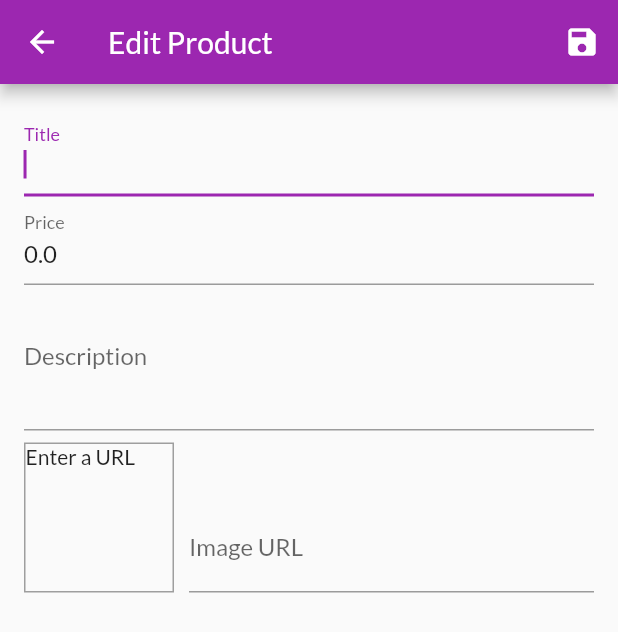
After one commit to TrinhMinhHanhB1909911/myshop, a Flutter app: the EditProductScreen screen opened by its route, on a phone screen of 412 x 824 dp. The commit adds this screen. Shown: the top 632 px of the screen. Run offline on Flutter 3.47's test engine with Material 2 defaults, Android fonts, the phone set to English and light mode, and no system bars; network calls fail.

Commit message:
xay dung trang hieu chinh san pham

```diff
--- /dev/null
+++ b/lib/ui/products/edit_product_screen.dart
@@ -0,0 +1,270 @@
+import 'package:flutter/material.dart';
+import 'package:provider/provider.dart';
+
+import '../../models/product.dart';
+import 'products_manager.dart';
+
+class EditProductScreen extends StatefulWidget {
+  static const routeName = '/edit-product';
+  EditProductScreen(
+    Product? product, {
+    super.key,
+  }) {
+    if (product == null) {
+      this.product = Product(
+        id: null,
+        title: '',
+        price: 0,
+        description: '',
+        imageUrl: '',
+      );
+    } else {
+      this.product = product;
+    }
+  }
+  late final Product product;
+  @override
+  State<EditProductScreen> createState() => _EditProductScreenState();
+}
+
+class _EditProductScreenState extends State<EditProductScreen> {
+  final _imageUrlController = TextEditingController();
+  final _imageUrlFocusNode = FocusNode();
+  final _editForm = GlobalKey<FormState>();
+  late Product _editedProduct;
+  var _isLoading = false;
+  bool _isValidImageUrl(String value) {
+    return (value.startsWith('http') || value.startsWith('https')) &&
+        (value.endsWith('.png') ||
+            value.endsWith('.jpg') ||
+            value.endsWith('.jpeg'));
+  }
+
+  @override
+  void initState() {
+    super.initState();
+    _imageUrlFocusNode.addListener(() {
+      if (!_imageUrlFocusNode.hasFocus) {
+        if (_isValidImageUrl(_imageUrlController.text)) return;
+        setState(() {});
+      }
+    });
+    _editedProduct = widget.product;
+    _imageUrlController.text = _editedProduct.imageUrl;
+  }
+
+  @override
+  void dispose() {
+    _imageUrlController.dispose();
+    _imageUrlFocusNode.dispose();
+    _editForm.currentState?.dispose();
+    super.dispose();
+  }
+
+  Future<void> _saveForm() async {
+    final isValid = _editForm.currentState!.validate();
+    if (!isValid) {
+      return;
+    }
+    _editForm.currentState!.save();
+    setState(() {
+      _isLoading = true;
+    });
+
+    try {
+      final productsManager = context.read<ProductsManager>();
+      if (_editedProduct.id != null) {
+        productsManager.updateProduct(_editedProduct);
+      } else {
+        productsManager.addProduct(_editedProduct);
+      }
+    } catch (error) {
+      await showErrorDialog(context, 'Something went wrong');
+    }
+    setState(() {
+      _isLoading = false;
+    });
+
+    if (mounted) {
+      Navigator.of(context).pop();
+    }
+  }
+
+  @override
+  Widget build(BuildContext context) {
+    return Scaffold(
+      appBar: AppBar(
+        title: const Text('Edit Product'),
+        actions: [
+          IconButton(
+            onPressed: () {},
+            icon: const Icon(Icons.save),
+          ),
+        ],
+      ),
+      body: _isLoading
+          ? const Center(
+              child: CircularProgressIndicator(),
+            )
+          : Padding(
+              padding: const EdgeInsets.all(16.0),
+              child: Form(
+                key: _editForm,
+                child: ListView(
+                  children: <Widget>[
+                    buildTitleField(),
+                    buildPriceField(),
+                    buildDescriptionField(),
+                    buildProductPreview(),
+                  ],
+                ),
+              ),
+            ),
+    );
+  }
+
+  Widget buildTitleField() {
+    return TextFormField(
+      initialValue: _editedProduct.title,
+      decoration: const InputDecoration(
+        labelText: 'Title',
+      ),
+      textInputAction: TextInputAction.next,
+      autofocus: true,
+      validator: (value) {
+        if (value!.isEmpty) {
+          return 'Please provide a value';
+        }
+        return null;
+      },
+      onSaved: (value) {
+        _editedProduct = _editedProduct.copyWith(title: value);
+      },
+    );
+  }
+
+  Widget buildPriceField() {
+    return TextFormField(
+      initialValue: _editedProduct.price.toString(),
+      decoration: const InputDecoration(
+        labelText: 'Price',
+      ),
+      textInputAction: TextInputAction.next,
+      keyboardType: TextInputType.number,
+      validator: (value) {
+        if (value!.isEmpty) {
+          return 'Please Enter a price';
+        }
+        if (double.tryParse(value) == null) {
+          return 'Please enter a valid number';
+        }
+        if (double.parse(value) <= 0) {
+          return 'Please enter a number greater than zero';
+        }
+        return null;
+      },
+      onSaved: (value) {
+        _editedProduct = _editedProduct.copyWith(price: double.parse(value!));
+      },
+    );
+  }
+
+  Widget buildDescriptionField() {
+    return TextFormField(
+      initialValue: _editedProduct.description,
+      decoration: const InputDecoration(
+        labelText: 'Description',
+      ),
+      maxLines: 3,
+      keyboardType: TextInputType.multiline,
+      validator: (value) {
+        if (value!.isEmpty) {
+          return 'Please enter a description';
+        }
+        if (value.length < 10) {
+          return 'Should be at least 10 characters long';
+        }
+        return null;
+      },
+      onSaved: (value) {
+        _editedProduct = _editedProduct.copyWith(description: value);
+      },
+    );
+  }
+
+  Widget buildProductPreview() {
+    return Row(
+      crossAxisAlignment: CrossAxisAlignment.end,
+      children: [
+        Container(
+          width: 100,
+          height: 100,
+          margin: const EdgeInsets.only(
+            top: 8,
+            right: 10,
+          ),
+          decoration: BoxDecoration(
+            border: Border.all(
+              width: 1,
+              color: Colors.grey,
+            ),
+          ),
+          child: _imageUrlController.text.isEmpty
+              ? const Text('Enter a URL')
+              : FittedBox(
+                  child: Image.network(
+                    _imageUrlController.text,
+                    fit: BoxFit.cover,
+                  ),
+                ),
+        ),
+        Expanded(
+          child: buildImageURLField(),
+        ),
+      ],
+    );
+  }
+
+  buildImageURLField() {
+    return TextFormField(
+      decoration: const InputDecoration(
+        labelText: 'Image URL',
+      ),
+      keyboardType: TextInputType.url,
+      textInputAction: TextInputAction.done,
+      controller: _imageUrlController,
+      focusNode: _imageUrlFocusNode,
+      onFieldSubmitted: (value) => _saveForm(),
+      validator: (value) {
+        if (value!.isEmpty) {
+          return 'Please enter an image URL';
+        }
+        if (!_isValidImageUrl(value)) {
+          return 'Please enter a valid URL';
+        }
+        return null;
+      },
+      onSaved: (value) {
+        _editedProduct = _editedProduct.copyWith(imageUrl: value);
+      },
+    );
+  }
+
+  Future<void> showErrorDialog(BuildContext context, String message) {
+    return showDialog(
+      context: context,
+      builder: (ctx) => AlertDialog(
+        title: const Text('An Error Occurred!'),
+        content: Text(message),
+        actions: <Widget>[
+          TextButton(
+            child: const Text('Okay'),
+            onPressed: () {
+              Navigator.of(ctx).pop();
+            },
+          )
+        ],
+      ),
+    );
+  }
+}
--- a/lib/ui/products/user_product_list_tile.dart
+++ b/lib/ui/products/user_product_list_tile.dart
@@ -1,4 +1,5 @@
 import 'package:flutter/material.dart';
+import 'package:myshop/ui/products/edit_product_screen.dart';
 import 'package:myshop/ui/products/products_manager.dart';
 import 'package:provider/provider.dart';
 
@@ -50,7 +51,10 @@ class UserProductListTile extends StatelessWidget {
   Widget buildEditButton(BuildContext context) {
     return IconButton(
       onPressed: () {
-        print('Go to edit product screen');
+        Navigator.of(context).pushNamed(
+          EditProductScreen.routeName,
+          arguments: product.id,
+        );
       },
       color: Theme.of(context).primaryColor,
       icon: const Icon(Icons.edit),
```
Also changed, not shown: lib/main.dart (+6 -3 lines), lib/ui/products/user_products_screen.dart (+7 -3 lines).
